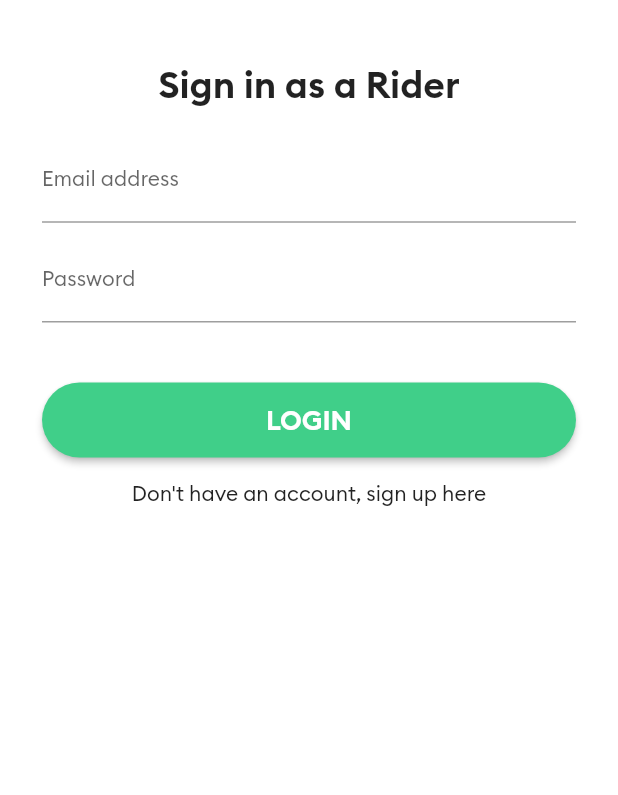
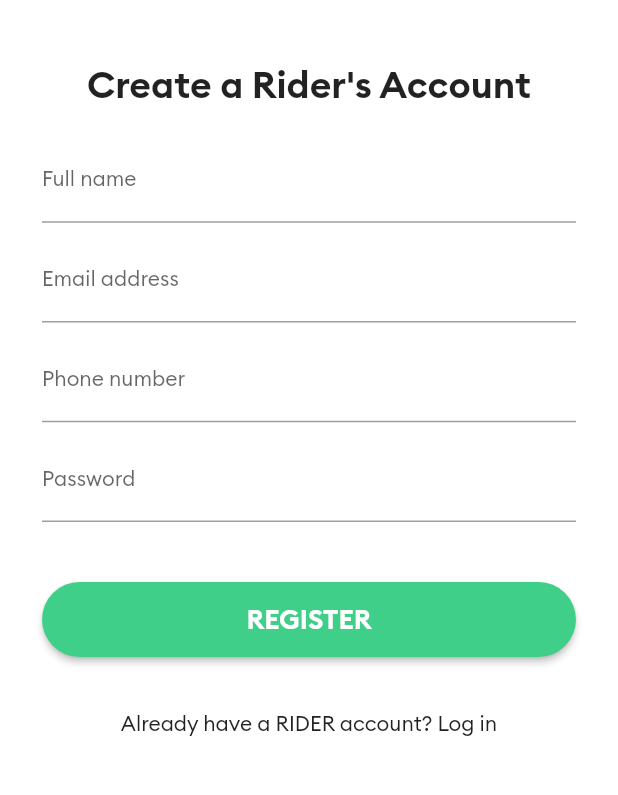
Before and after one commit to tilakparth/cab_rider, a Flutter app: the screen it shows after launch, on a phone screen of 412 x 824 dp, the part 267-1062 px from its top. Run offline on Flutter 3.47's test engine with Material 2 defaults, Android fonts, the phone set to English and light mode, and no system bars; our stand-ins replace firebase_core, firebase_database; accounts and stored records are empty.

Commit message:
Registration page designed

```diff
--- a/lib/main.dart
+++ b/lib/main.dart
@@ -1,9 +1,9 @@
 import 'package:cab_rider/screens/loginPage.dart';
 import 'package:cab_rider/screens/mainpage.dart';
+import 'package:cab_rider/screens/registrationpage.dart';
 import 'package:flutter/material.dart';
 import 'package:firebase_core/firebase_core.dart';
 import 'package:firebase_database/firebase_database.dart';
-import 'package:firebase_database/ui/firebase_animated_list.dart';
 
 Future<void> main() async {
   WidgetsFlutterBinding.ensureInitialized();
@@ -28,7 +28,12 @@ class MyApp extends StatelessWidget {
         fontFamily: 'Brand-Regular',
         primarySwatch: Colors.blue,
       ),
-      home: LoginPage(),
+      home: RegistrationPage(),
+      routes: {
+        LoginPage.id: (context) => LoginPage(),
+        RegistrationPage.id: (context) => RegistrationPage(),
+        MainPage.id: (context) => MainPage(),
+      },
     );
   }
 }
--- a/lib/screens/loginPage.dart
+++ b/lib/screens/loginPage.dart
@@ -1,8 +1,10 @@
+import 'package:cab_rider/screens/registrationpage.dart';
 import 'package:flutter/material.dart';
 import 'package:cab_rider/widgets/TaxiButton.dart';
 import 'package:cab_rider/brand_colors.dart';
 
 class LoginPage extends StatelessWidget {
+  static const String id = "login";
   @override
   Widget build(BuildContext context) {
     return Scaffold(
@@ -73,7 +75,10 @@ class LoginPage extends StatelessWidget {
                         onPressed: () {},
                       ),
                       FlatButton(
-                          onPressed: () {},
+                          onPressed: () {
+                            Navigator.pushNamedAndRemoveUntil(
+                                context, RegistrationPage.id, (route) => false);
+                          },
                           child: Text('Don\'t have an account, sign up here')),
                     ]))
               ],
--- a/lib/screens/mainpage.dart
+++ b/lib/screens/mainpage.dart
@@ -2,8 +2,7 @@ import 'package:firebase_database/firebase_database.dart';
 import 'package:flutter/material.dart';
 
 class MainPage extends StatefulWidget {
-  const MainPage({Key? key}) : super(key: key);
-
+  static const String id = "mainpage";
   @override
   _MainPageState createState() => _MainPageState();
 }
--- /dev/null
+++ b/lib/screens/registrationpage.dart
@@ -0,0 +1,145 @@
+import 'package:cab_rider/screens/loginPage.dart';
+import 'package:flutter/material.dart';
+import 'package:cab_rider/brand_colors.dart';
+import 'package:cab_rider/widgets/TaxiButton.dart';
+
+class RegistrationPage extends StatefulWidget {
+  static const String id = "register";
+
+  @override
+  _RegistrationPageState createState() => _RegistrationPageState();
+}
+
+class _RegistrationPageState extends State<RegistrationPage> {
+  var fullNameController = TextEditingController();
+  var phoneController = TextEditingController();
+  var emailController = TextEditingController();
+  var passwordController = TextEditingController();
+
+  @override
+  Widget build(BuildContext context) {
+    return Scaffold(
+      // key: scaffoldKey,
+      backgroundColor: Colors.white,
+      body: SafeArea(
+        child: SingleChildScrollView(
+          child: Padding(
+            padding: EdgeInsets.all(8.0),
+            child: Column(
+              children: <Widget>[
+                SizedBox(
+                  height: 70,
+                ),
+                Image(
+                  alignment: Alignment.center,
+                  height: 100.0,
+                  width: 100.0,
+                  image: AssetImage('images/logo.png'),
+                ),
+                SizedBox(
+                  height: 40,
+                ),
+                Text(
+                  'Create a Rider\'s Account',
+                  textAlign: TextAlign.center,
+                  style: TextStyle(fontSize: 25, fontFamily: 'Brand-Bold'),
+                ),
+                Padding(
+                  padding: EdgeInsets.all(20.0),
+                  child: Column(
+                    children: <Widget>[
+                      // Fullname
+                      TextField(
+                        controller: fullNameController,
+                        keyboardType: TextInputType.text,
+                        decoration: InputDecoration(
+                            labelText: 'Full name',
+                            labelStyle: TextStyle(
+                              fontSize: 14.0,
+                            ),
+                            hintStyle:
+                                TextStyle(color: Colors.grey, fontSize: 10.0)),
+                        style: TextStyle(fontSize: 14),
+                      ),
+
+                      SizedBox(
+                        height: 10,
+                      ),
+
+                      // Email Address
+                      TextField(
+                        controller: emailController,
+                        keyboardType: TextInputType.emailAddress,
+                        decoration: InputDecoration(
+                            labelText: 'Email address',
+                            labelStyle: TextStyle(
+                              fontSize: 14.0,
+                            ),
+                            hintStyle:
+                                TextStyle(color: Colors.grey, fontSize: 10.0)),
+                        style: TextStyle(fontSize: 14),
+                      ),
+
+                      SizedBox(
+                        height: 10,
+                      ),
+
+                      // Phone
+                      TextField(
+                        controller: phoneController,
+                        keyboardType: TextInputType.phone,
+                        decoration: InputDecoration(
+                            labelText: 'Phone number',
+                            labelStyle: TextStyle(
+                              fontSize: 14.0,
+                            ),
+                            hintStyle:
+                                TextStyle(color: Colors.grey, fontSize: 10.0)),
+                        style: TextStyle(fontSize: 14),
+                      ),
+
+                      SizedBox(
+                        height: 10,
+                      ),
+
+                      // Password
+                      TextField(
+                        controller: passwordController,
+                        obscureText: true,
+                        decoration: InputDecoration(
+                            labelText: 'Password',
+                            labelStyle: TextStyle(
+                              fontSize: 14.0,
+                            ),
+                            hintStyle:
+                                TextStyle(color: Colors.grey, fontSize: 10.0)),
+                        style: TextStyle(fontSize: 14),
+                      ),
+
+                      SizedBox(
+                        height: 40,
+                      ),
+
+                      TaxiButton(
+                        title: 'REGISTER',
+                        color: BrandColors.colorGreen,
+                        onPressed: () async {},
+                      ),
+                    ],
+                  ),
+                ),
+                FlatButton(
+                    onPressed: () {
+                      Navigator.pushNamedAndRemoveUntil(
+                          context, LoginPage.id, (route) => false);
+                    },
+                    child: Text('Already have a RIDER account? Log in')),
+              ],
+            ),
+          ),
+        ),
+      ),
+    );
+    ;
+  }
+}
```
